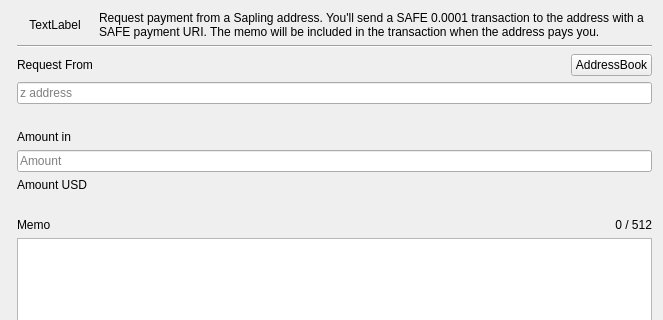
Qt form src/requestdialog.ui (zerocurrencycoin/zerowallet) before a commit; both pictures show x 0 to 663 and y 0 to 320 of the 663 by 529 pixel window.
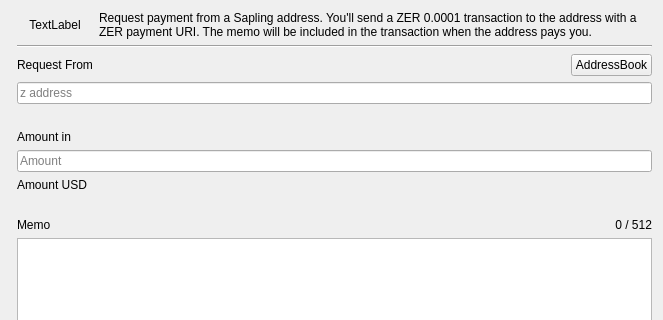
The same form after that commit. Custom widgets are drawn as their Qt base class.

The edit to the form file:
```diff
--- a/src/requestdialog.ui
+++ b/src/requestdialog.ui
@@ -216,7 +216,7 @@
    <item row="0" column="2" colspan="2">
     <widget class="QLabel" name="lblHeader">
      <property name="text">
-      <string>Request payment from a Sapling address. You'll send a SAFE 0.0001 transaction to the address with a SAFE payment URI. The memo will be included in the transaction when the address pays you.</string>
+      <string>Request payment from a Sapling address. You'll send a ZER 0.0001 transaction to the address with a ZER payment URI. The memo will be included in the transaction when the address pays you.</string>
      </property>
      <property name="wordWrap">
       <bool>true</bool>
```
